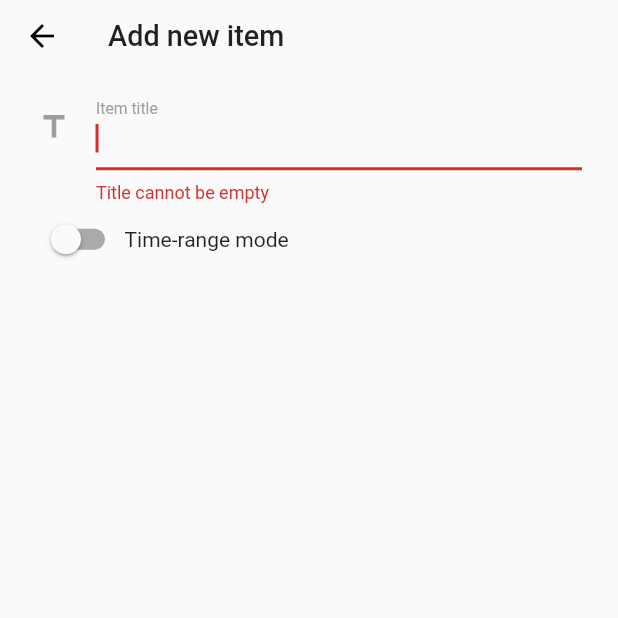
After one commit to AllocBlock/aetherlist-flutter, a Flutter app: the AddPage screen opened by its route, on a phone screen of 412 x 824 dp, the top half of it. The commit adds this screen. Run offline on Flutter 3.47's test engine with Material 2 defaults, Android fonts, the light colour scheme and no system bars; our stand-ins replace reorderables, responsive_builder.

Commit message:
Add 'add new item' page

```diff
--- a/lib/main.dart
+++ b/lib/main.dart
@@ -1,4 +1,5 @@
 import 'package:aetherlist_flutter/page/about/about.dart';
+import 'package:aetherlist_flutter/page/add/add_page.dart';
 import 'package:aetherlist_flutter/page/profile/login.dart';
 import 'package:aetherlist_flutter/page/settings/settings.dart';
 import 'package:flutter/material.dart';
@@ -16,12 +17,13 @@ class App extends StatelessWidget {
         '/login': (context) => LoginPage(),
         '/settings': (context) => SettingPage(),
         '/about': (context) => AboutPage(),
+        '/add': (context) => AddPage(),
       },
       debugShowCheckedModeBanner: false,
       theme: ThemeData(
         // This is the theme of your application.
         brightness: Brightness.light,
-        primaryColor: Colors.white,
+        primaryColor: Colors.grey[50],
         cardColor: Colors.lightBlue[200],
         toggleableActiveColor: Colors.lightBlue[100],
         inputDecorationTheme: InputDecorationTheme(
--- /dev/null
+++ b/lib/page/add/add_page.dart
@@ -0,0 +1,60 @@
+import 'package:aetherlist_flutter/widgets/custom_app_bar/custom_app_bar.dart';
+import 'package:flutter/material.dart';
+
+class AddPage extends StatefulWidget {
+  @override
+  _AddPageState createState() => _AddPageState();
+}
+
+class _AddPageState extends State<AddPage> {
+  TextEditingController _titleNameController = TextEditingController();
+  GlobalKey _formKey = GlobalKey<FormState>();
+  bool _isTimeRangeMode = false;
+
+  @override
+  Widget build(BuildContext context) {
+    return Scaffold(
+      appBar: CustomAppBar(
+        titleName: 'Add new item',
+        showSearchIcon: false,
+      ),
+      body: Form(
+        key: _formKey,
+        autovalidate: true,
+        child: ListView(
+          padding: const EdgeInsets.only(left: 24, right: 24, top: 8),
+          children: <Widget>[
+            TextFormField(
+              autofocus: true,
+              controller: _titleNameController,
+              decoration: InputDecoration(
+                labelText: 'Item title',
+                icon: Icon(Icons.title, color: Colors.grey,),
+              ),
+              validator: (value) {
+                return value.trim().length > 0 ? null : 'Title cannot be empty';
+              },
+            ),
+            // TODO: add date picker to select due date
+            Row(
+              crossAxisAlignment: CrossAxisAlignment.center,
+              mainAxisAlignment: MainAxisAlignment.start,
+              children: <Widget>[
+                Switch(
+                  activeColor: Colors.cyan,
+                  value: _isTimeRangeMode,
+                  onChanged: (value) {
+                    setState(() {
+                      _isTimeRangeMode = value;
+                    });
+                  },
+                ),
+                Text('Time-range mode'),
+              ],
+            ),
+          ],
+        ),
+      ),
+    );
+  }
+}
--- a/lib/page/home/home_content.dart
+++ b/lib/page/home/home_content.dart
@@ -20,6 +20,7 @@ class _HomeContentState extends State<HomeContent> {
     return CustomScrollView(
       controller: _scrollController,
       slivers: <Widget>[
+        // TODO: add progress bar for today items
         SliverToBoxAdapter(
           child: Center(
             child: Text(
--- a/lib/page/home/home_page_mobile.dart
+++ b/lib/page/home/home_page_mobile.dart
@@ -35,7 +35,7 @@ class HomePageMobile extends StatelessWidget {
                 ),
                 IconButton(
                   icon: Icon(Icons.add, size: 30),
-                  onPressed: () {},
+                  onPressed: () => Navigator.pushNamed(context, '/add'),
                 ),
               ],
             ),
--- a/lib/page/home/home_page_tablet_desktop.dart
+++ b/lib/page/home/home_page_tablet_desktop.dart
@@ -41,7 +41,7 @@ class HomePageTabletDesktop extends StatelessWidget {
                       IconButton(
                         icon: Icon(Icons.add, size: 40),
                         tooltip: 'Add Button',
-                        onPressed: () {},
+                        onPressed: () => Navigator.pushNamed(context, '/add'),
                       ),
                     ],
                   ),
--- a/lib/page/settings/settings.dart
+++ b/lib/page/settings/settings.dart
@@ -10,8 +10,7 @@ class SettingPage extends StatelessWidget {
         showSearchIcon: false,
       ),
       body: ListView(
-        children: <Widget>[
-        ],
+        children: <Widget>[],
       ),
     );
   }
--- a/lib/widgets/custom_app_bar/custom_app_bar.dart
+++ b/lib/widgets/custom_app_bar/custom_app_bar.dart
@@ -19,7 +19,11 @@ class _CustomAppBarState extends State<CustomAppBar> {
     return Stack(
       children: <Widget>[
         AppBar(
-          title: Text(widget.titleName),
+          title: Text(
+            widget.titleName,
+            textScaleFactor: 0.96,
+          ),
+          elevation: 0.0,
           actions: <Widget>[
             widget.showSearchIcon
                 ? IconButton(
--- a/lib/widgets/navigation_drawer/navigation_drawer_content.dart
+++ b/lib/widgets/navigation_drawer/navigation_drawer_content.dart
@@ -93,7 +93,7 @@ class NavigationDrawerContent extends StatelessWidget {
 //                      ),
 //                    ),
 //                  ),
-//                  Center(child: Text("Test")),
+//                  Center(child: Text('Test')),
 //                ],
 //              ),
 //            ),
```
Also changed, not shown: 1 other file.
